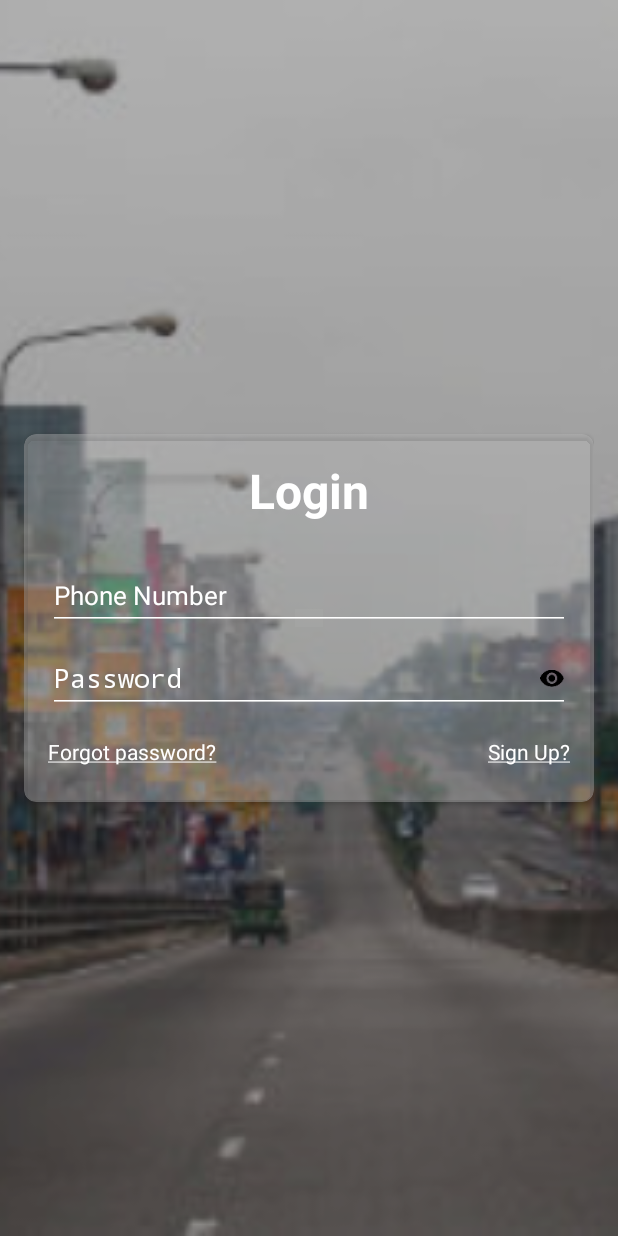
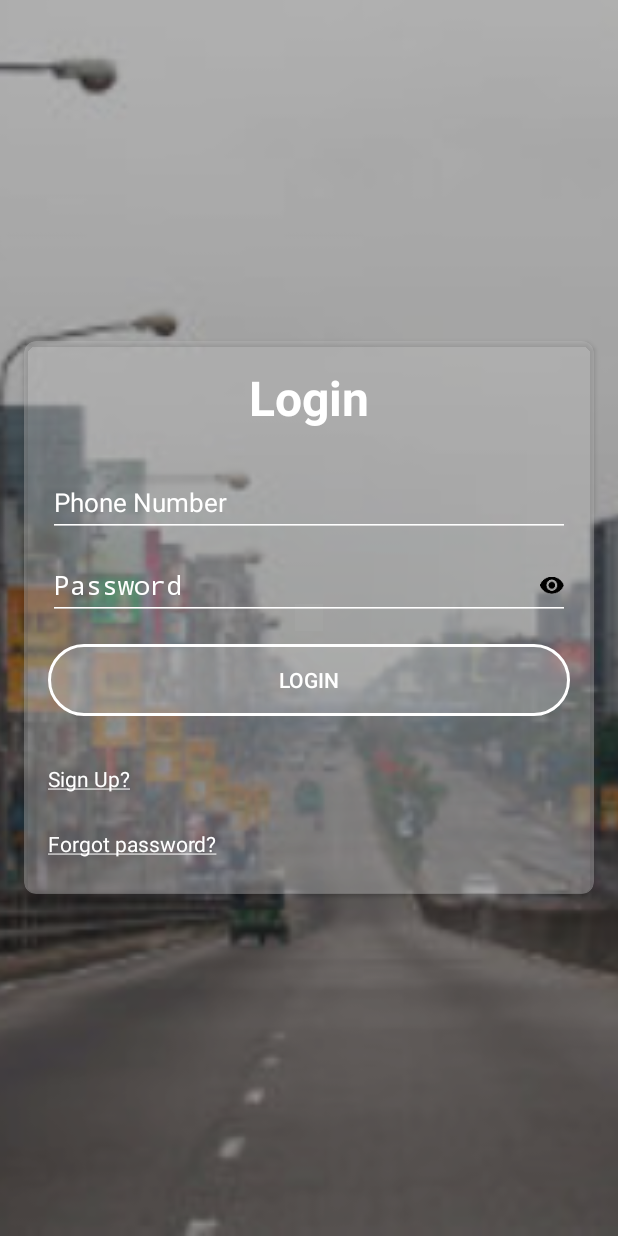
Before and after one commit to rbari/TestGitLab, an Android app: the screen it shows after launch (LoginActivity), on a phone screen of 412 x 824 dp. Run offline under Robolectric (Android 15) with nearby library versions, the phone set to English and light mode, and no system bars; libraries missing offline, so code that uses them is left out: android.support.v8; 9 statements that could not run were skipped.

Commit message:
Login in changes and Sign Up view todo: needs to add animation in view changes

```diff
--- a/app/src/main/java/com/dhakariders/activity/LoginActivity.java
+++ b/app/src/main/java/com/dhakariders/activity/LoginActivity.java
@@ -9,7 +9,9 @@ import android.view.WindowManager;
 import com.dhakariders.R;
 import com.dhakariders.utils.BlurView;
 
-public class LoginActivity extends AppCompatActivity {
+public class LoginActivity extends AppCompatActivity implements View.OnClickListener {
+
+    private View logInCardView, signUpCardView;
 
     @Override
     protected void onCreate(Bundle savedInstanceState) {
@@ -20,5 +22,26 @@ public class LoginActivity extends AppCompatActivity {
 
     private void init() {
         ((BlurView)findViewById(R.id.blurView)).setBlurredView(findViewById(R.id.backGround));
+        logInCardView  = findViewById(R.id.logInCardView);
+        signUpCardView = findViewById(R.id.signUpCardView);
+        findViewById(R.id.createAccountButton).setOnClickListener(this);
+        findViewById(R.id.cancelSignUp).setOnClickListener(this);
+    }
+
+
+    @Override
+    public void onClick(View v) {
+        switch (v.getId()){
+            case R.id.createAccountButton:{
+                logInCardView.setVisibility(View.GONE);
+                signUpCardView.setVisibility(View.VISIBLE);
+                break;
+            }
+            case R.id.cancelSignUp:{
+                signUpCardView.setVisibility(View.GONE);
+                logInCardView.setVisibility(View.VISIBLE);
+                break;
+            }
+        }
     }
 }
--- /dev/null
+++ b/app/src/main/res/drawable/login_btn_bg.xml
@@ -0,0 +1,7 @@
+<?xml version="1.0" encoding="UTF-8"?>
+<shape xmlns:android="http://schemas.android.com/apk/res/android">
+    <solid android:color="@color/login_cardview_bg"/>
+    <stroke android:width="2dip" android:color="@color/white" />
+    <corners android:radius="24dp"/>
+    <padding android:left="0dip" android:top="0dip" android:right="0dip" android:bottom="0dip" />
+</shape>
--- a/app/src/main/res/layout/activity_login.xml
+++ b/app/src/main/res/layout/activity_login.xml
@@ -23,22 +23,27 @@
         app:overlayColor="@color/login_overlay" />
 
     <RelativeLayout
+        android:clipChildren="false"
+        android:clipToPadding="false"
         android:layout_width="match_parent"
         android:layout_height="match_parent"
+        android:animateLayoutChanges="true"
         android:padding="16dp">
 
         <android.support.v7.widget.CardView
-            android:layout_centerInParent="true"
+            android:id="@+id/logInCardView"
             android:layout_width="match_parent"
             android:layout_height="wrap_content"
+            android:layout_centerInParent="true"
+            android:elevation="3dp"
             app:cardBackgroundColor="@color/login_cardview_bg"
             app:cardCornerRadius="8dp">
 
             <LinearLayout
+                android:layout_width="match_parent"
+                android:layout_height="wrap_content"
                 android:focusable="true"
                 android:focusableInTouchMode="true"
-                android:layout_width="match_parent"
-                android:layout_height="wrap_content"
                 android:orientation="vertical"
                 android:padding="16dp">
 
@@ -64,7 +69,7 @@
                         android:ems="20"
                         android:hint="Phone Number"
                         android:inputType="phone"
-                        android:maxLength="9"
+                        android:maxLength="14"
                         android:textSize="17sp">
 
                     </EditText>
@@ -83,41 +88,155 @@
                         android:layout_height="wrap_content"
                         android:ems="20"
                         android:hint="Password"
-                        android:inputType="phone"
-                        android:maxLength="9"
-                        android:textColor="@android:color/white"
+                        android:inputType="textPassword"
+                        android:maxLength="40"
+                        android:maxLines="1"
                         android:textSize="17sp" />
+
 
                 </android.support.design.widget.TextInputLayout>
 
-                <RelativeLayout
+                <Button
+                    android:id="@+id/logInButton"
                     android:layout_width="match_parent"
-                    android:layout_height="wrap_content">
-                    <TextView
-                        android:layout_alignParentLeft="true"
-                        android:layout_width="wrap_content"
-                        android:layout_height="wrap_content"
-                        android:paddingBottom="8dp"
-                        android:paddingTop="16dp"
-                        android:text="@string/forgot_password" />
+                    android:layout_height="wrap_content"
+                    android:layout_marginBottom="16dp"
+                    android:layout_marginTop="16dp"
+                    android:background="@drawable/login_btn_bg"
+                    android:text="Login" />
 
-                    <TextView
-                        android:layout_alignParentRight="true"
-                        android:layout_width="wrap_content"
-                        android:layout_height="wrap_content"
-                        android:paddingBottom="8dp"
-                        android:paddingTop="16dp"
-                        android:text="@string/sign_up"
-                        android:textAllCaps="false" />
+                <TextView
+                    android:id="@+id/createAccountButton"
+                    android:layout_width="match_parent"
+                    android:layout_height="wrap_content"
+                    android:paddingBottom="8dp"
+                    android:paddingTop="16dp"
+                    android:text="@string/sign_up"
+                    android:textAllCaps="false" />
 
-
-                </RelativeLayout>
-
-
+                <TextView
+                    android:id="@+id/forgotPasswordButton"
+                    android:layout_width="match_parent"
+                    android:layout_height="wrap_content"
+                    android:paddingBottom="8dp"
+                    android:paddingTop="16dp"
+                    android:text="@string/forgot_password" />
 
 
             </LinearLayout>
         </android.support.v7.widget.CardView>
+
+        <android.support.v7.widget.CardView
+            android:id="@+id/signUpCardView"
+            android:layout_width="match_parent"
+            android:layout_height="wrap_content"
+            android:layout_centerInParent="true"
+            app:cardBackgroundColor="@color/login_cardview_bg"
+            app:cardCornerRadius="8dp"
+            android:elevation="3dp"
+            android:visibility="gone">
+
+            <LinearLayout
+                android:layout_width="match_parent"
+                android:layout_height="wrap_content"
+                android:focusable="true"
+                android:focusableInTouchMode="true"
+                android:orientation="vertical"
+                android:padding="16dp">
+
+                <TextView
+                    android:layout_width="match_parent"
+                    android:layout_height="wrap_content"
+                    android:layout_marginBottom="16dp"
+                    android:text="Sign Up"
+                    android:textAlignment="center"
+                    android:textSize="32sp"
+                    android:textStyle="bold" />
+
+
+                <android.support.design.widget.TextInputLayout
+                    android:layout_width="match_parent"
+                    android:layout_height="wrap_content"
+                    android:layout_gravity="center">
+
+
+                    <EditText
+                        android:layout_width="match_parent"
+                        android:layout_height="wrap_content"
+                        android:ems="20"
+                        android:hint="Name"
+                        android:inputType="text"
+                        android:maxLength="40"
+                        android:maxLines="1"
+                        android:textSize="17sp">
+
+                    </EditText>
+
+                </android.support.design.widget.TextInputLayout>
+
+                <android.support.design.widget.TextInputLayout
+                    android:layout_width="match_parent"
+                    android:layout_height="wrap_content"
+                    android:layout_gravity="center">
+
+
+                    <EditText
+                        android:layout_width="match_parent"
+                        android:layout_height="wrap_content"
+                        android:ems="20"
+                        android:hint="Phone Number"
+                        android:inputType="phone"
+                        android:maxLength="14"
+                        android:maxLines="1"
+                        android:textSize="17sp">
+
+                    </EditText>
+
+                </android.support.design.widget.TextInputLayout>
+
+
+                <EditText
+                    android:layout_width="match_parent"
+                    android:layout_height="wrap_content"
+                    android:ems="20"
+                    android:hint="Password"
+                    android:inputType="textPassword"
+                    android:maxLines="1"
+                    android:textSize="17sp"/>
+
+                <EditText
+                    android:layout_width="match_parent"
+                    android:layout_height="wrap_content"
+                    android:ems="20"
+                    android:hint="Retype Password"
+                    android:inputType="textPassword"
+                    android:maxLines="1"
+                    android:textSize="17sp"/>
+
+
+                <Button
+                    android:id="@+id/signUpButton"
+                    android:layout_width="match_parent"
+                    android:layout_height="wrap_content"
+                    android:layout_marginBottom="16dp"
+                    android:layout_marginTop="16dp"
+                    android:background="@drawable/login_btn_bg"
+                    android:text="Sign Up" />
+
+                <TextView
+                    android:id="@+id/cancelSignUp"
+                    android:layout_width="match_parent"
+                    android:layout_height="wrap_content"
+                    android:paddingBottom="8dp"
+                    android:paddingTop="16dp"
+                    android:text="@string/cancel"
+                    android:textAllCaps="false" />
+
+
+            </LinearLayout>
+        </android.support.v7.widget.CardView>
+
+
     </RelativeLayout>
 
 
--- a/app/src/main/res/values/strings.xml
+++ b/app/src/main/res/values/strings.xml
@@ -4,4 +4,5 @@
     <string name="show_text">SHOW</string>
     <string name="forgot_password"><u>Forgot password?</u></string>
     <string name="sign_up"><u>Sign Up?</u></string>
+    <string name="cancel"><u>Cancel</u></string>
 </resources>
```
